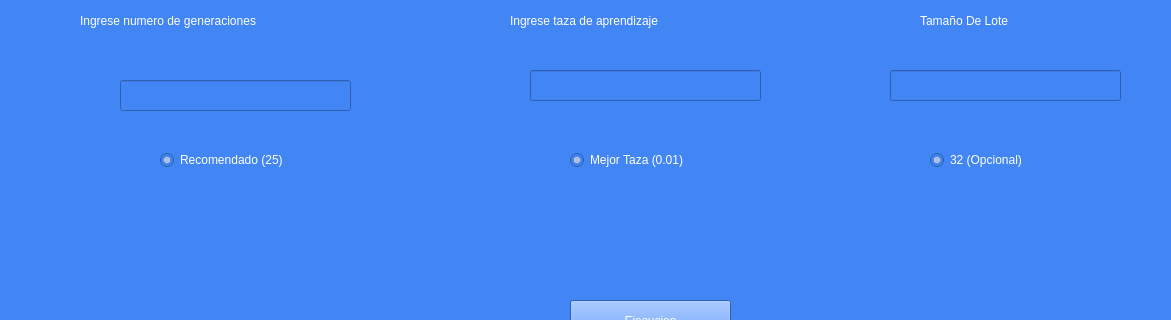
Above: vista/vistaPrincipal.ui from 193228/practica_final_carlos_193228 before the change; both pictures show x 0 to 1171 and y 390 to 710 of the 1308 by 858 pixel window. Below: the same form after it.
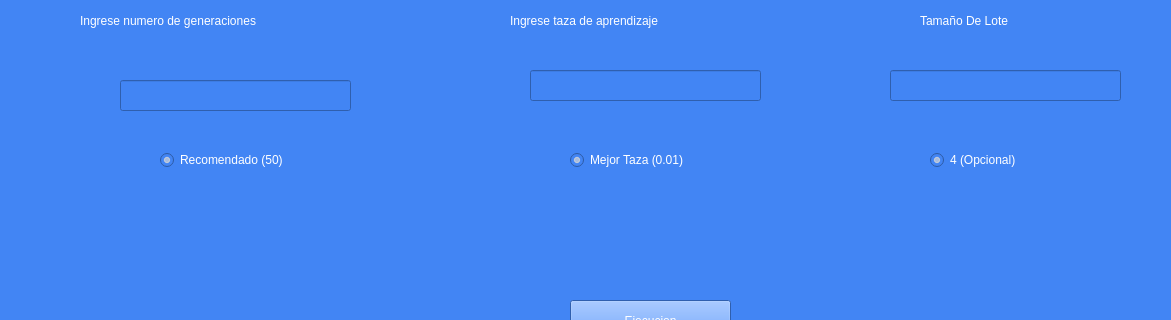
That is the form after the change.

The edit to the form file:
```diff
--- a/vista/vistaPrincipal.ui
+++ b/vista/vistaPrincipal.ui
@@ -161,7 +161,7 @@
 </string>
     </property>
     <property name="text">
-     <string>Recomendado (25)</string>
+     <string>Recomendado (50)</string>
     </property>
     <property name="checkable">
      <bool>true</bool>
@@ -205,7 +205,7 @@
 </string>
     </property>
     <property name="text">
-     <string>32 (Opcional)</string>
+     <string>4 (Opcional)</string>
     </property>
     <property name="checkable">
      <bool>true</bool>
```
